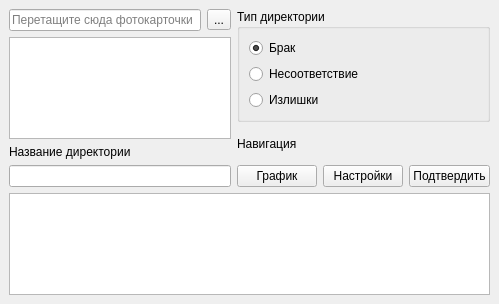
The-Zealot/WBFolderManager, file mainwindow.ui: the form before one commit.
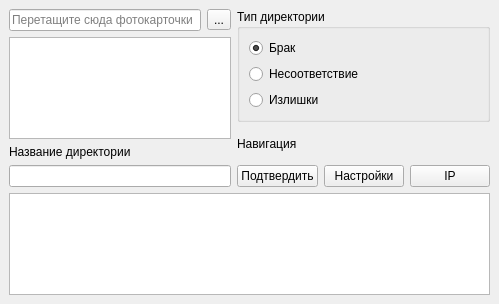
The form after the commit.

Commit message: Added readable data of host

What changed in the file:
```diff
--- a/mainwindow.ui
+++ b/mainwindow.ui
@@ -115,20 +115,6 @@
           </item>
           <item>
            <layout class="QHBoxLayout" name="horizontalLayout_2">
-            <item>
-             <widget class="QPushButton" name="buttonTimetable">
-              <property name="text">
-               <string>График</string>
-              </property>
-             </widget>
-            </item>
-            <item>
-             <widget class="QPushButton" name="buttonSettings">
-              <property name="text">
-               <string>Настройки</string>
-              </property>
-             </widget>
-            </item>
             <item>
              <widget class="QPushButton" name="buttonSubmit">
               <property name="text">
@@ -136,6 +122,20 @@
               </property>
              </widget>
             </item>
+            <item>
+             <widget class="QPushButton" name="buttonSettings">
+              <property name="text">
+               <string>Настройки</string>
+              </property>
+             </widget>
+            </item>
+            <item>
+             <widget class="QPushButton" name="buttonHostName">
+              <property name="text">
+               <string>IP</string>
+              </property>
+             </widget>
+            </item>
            </layout>
           </item>
          </layout>
```
The commit also changes 3 other files.
